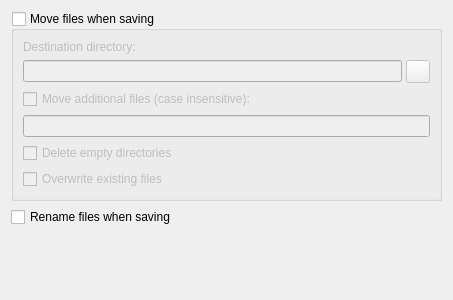
zas/picard, file ui/options_renaming.ui: the form before one commit.
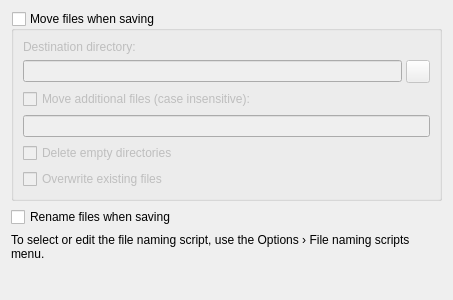
The form after the commit.

Commit message:
Move tooltip formatting to ScriptEditorExamples.get_examples_tooltip
Use rich text with bold 'Examples:' header and HTML-escaped filenames
to prevent injection from track titles containing HTML characters.

```diff
--- a/ui/options_renaming.ui
+++ b/ui/options_renaming.ui
@@ -19,7 +19,7 @@
     <verstretch>0</verstretch>
    </sizepolicy>
   </property>
-  <layout class="QVBoxLayout" name="verticalLayout_5" stretch="0,0,0">
+  <layout class="QVBoxLayout" name="verticalLayout_5" stretch="0,0,0,0">
    <item>
     <widget class="QGroupBox" name="move_files">
      <property name="title">
@@ -96,6 +96,16 @@
      </property>
     </widget>
    </item>
+   <item>
+    <widget class="QLabel" name="script_help_label">
+     <property name="text">
+      <string>To select or edit the file naming script, use the Options › File naming scripts menu.</string>
+     </property>
+     <property name="wordWrap">
+      <bool>true</bool>
+     </property>
+    </widget>
+   </item>
    <item>
     <spacer name="verticalSpacer">
      <property name="orientation">
```
The commit also changes 3 other files.
